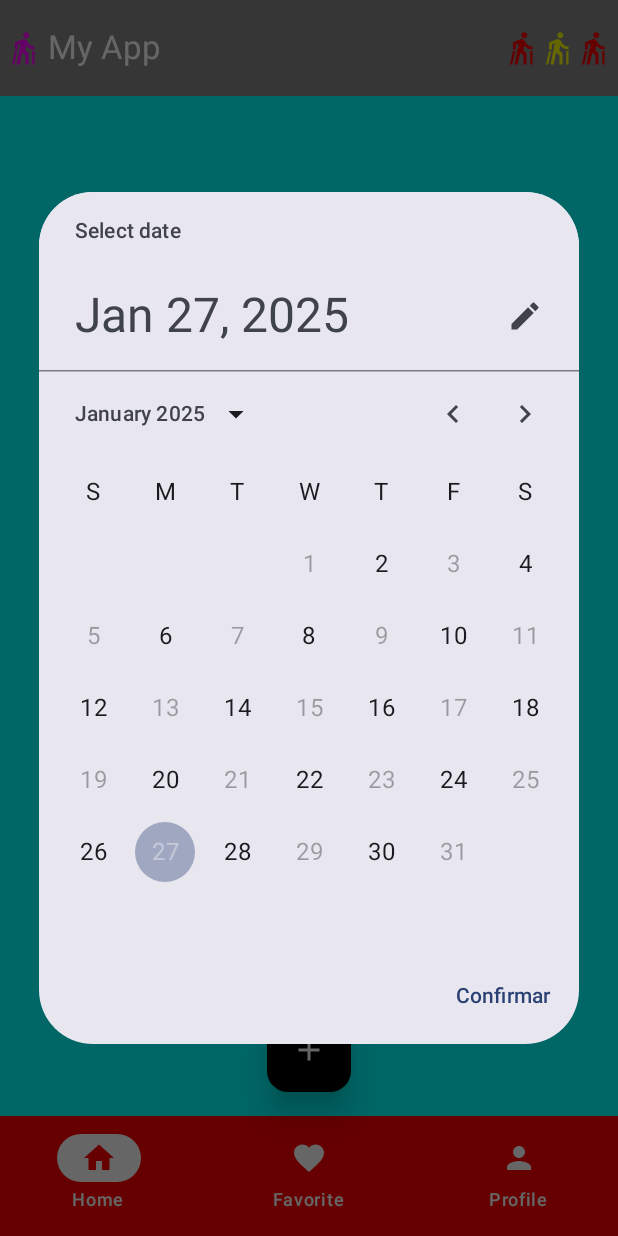
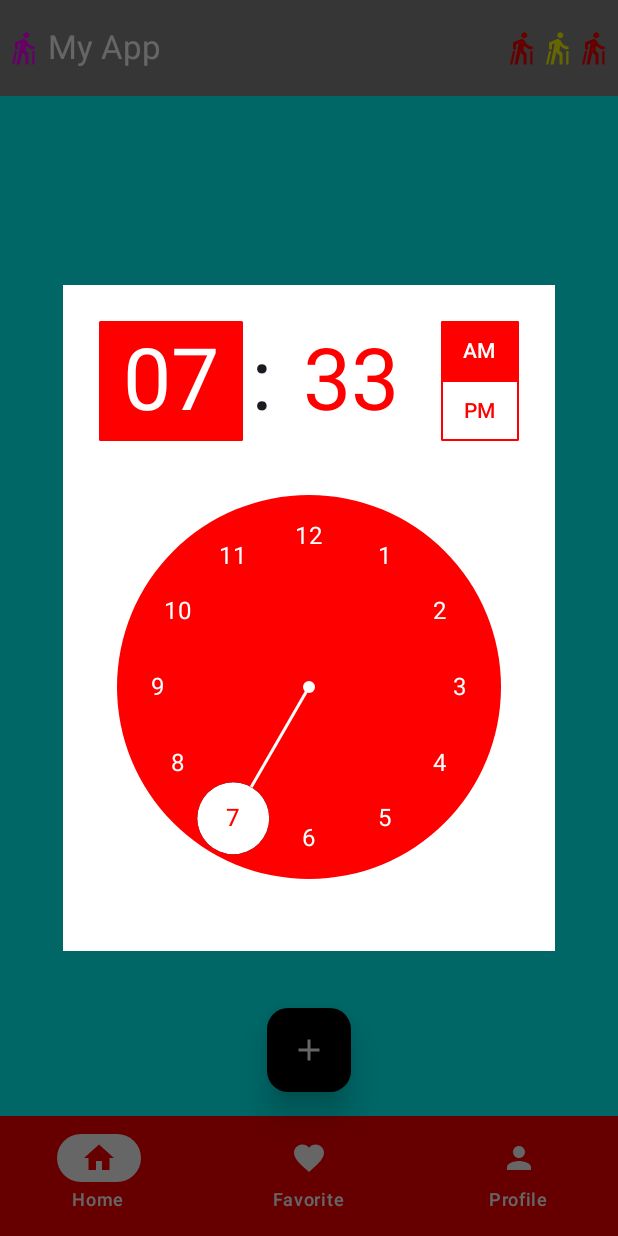
Before and after one commit to VicLT/UDEMY_Jetpack_Compose, an Android app built with Jetpack Compose: the screen it shows after launch (MainActivity), on a phone screen of 412 x 824 dp. Run offline under Robolectric (Android 15) with nearby library versions, the phone set to English and light mode, and no system bars.

Commit message:
Time Picker

```diff
--- a/app/src/main/java/udemy/victorlamas/myfirstcomposeapp/MainActivity.kt
+++ b/app/src/main/java/udemy/victorlamas/myfirstcomposeapp/MainActivity.kt
@@ -26,10 +26,10 @@ import androidx.compose.ui.Modifier
 import androidx.compose.ui.graphics.Color
 import androidx.compose.ui.tooling.preview.Preview
 import kotlinx.coroutines.launch
-import udemy.victorlamas.myfirstcomposeapp.components.MyDateDialog
 import udemy.victorlamas.myfirstcomposeapp.components.MyFAB
 import udemy.victorlamas.myfirstcomposeapp.components.MyModalDrawer
 import udemy.victorlamas.myfirstcomposeapp.components.MyNavigationBar
+import udemy.victorlamas.myfirstcomposeapp.components.MyTimePicker
 import udemy.victorlamas.myfirstcomposeapp.components.MyTopAppBar
 import udemy.victorlamas.myfirstcomposeapp.login.Greeting
 import udemy.victorlamas.myfirstcomposeapp.ui.theme.MyFirstComposeAppTheme
@@ -59,7 +59,7 @@ class MainActivity : ComponentActivity() {
                 val snackbarHostState = remember { SnackbarHostState() }
                 val scope = rememberCoroutineScope()
 
-                MyDateDialog()
+                MyTimePicker()
 
                 MyModalDrawer(drawerState) {
                     Scaffold(
--- a/app/src/main/java/udemy/victorlamas/myfirstcomposeapp/components/Dialogs.kt
+++ b/app/src/main/java/udemy/victorlamas/myfirstcomposeapp/components/Dialogs.kt
@@ -1,6 +1,11 @@
+@file:OptIn(ExperimentalMaterial3Api::class)
+
 package udemy.victorlamas.myfirstcomposeapp.components
 
 import android.util.Log
+import androidx.compose.foundation.background
+import androidx.compose.foundation.layout.Column
+import androidx.compose.foundation.layout.padding
 import androidx.compose.foundation.layout.size
 import androidx.compose.foundation.shape.RoundedCornerShape
 import androidx.compose.material.icons.Icons
@@ -16,7 +21,11 @@ import androidx.compose.material3.Icon
 import androidx.compose.material3.SelectableDates
 import androidx.compose.material3.Text
 import androidx.compose.material3.TextButton
+import androidx.compose.material3.TimePicker
+import androidx.compose.material3.TimePickerDefaults
+import androidx.compose.material3.TimePickerLayoutType
 import androidx.compose.material3.rememberDatePickerState
+import androidx.compose.material3.rememberTimePickerState
 import androidx.compose.runtime.Composable
 import androidx.compose.runtime.getValue
 import androidx.compose.runtime.mutableStateOf
@@ -25,6 +34,7 @@ import androidx.compose.runtime.setValue
 import androidx.compose.ui.Modifier
 import androidx.compose.ui.graphics.Color
 import androidx.compose.ui.unit.dp
+import androidx.compose.ui.window.Dialog
 import androidx.compose.ui.window.DialogProperties
 import androidx.compose.ui.window.SecureFlagPolicy
 import java.util.Calendar
@@ -73,7 +83,6 @@ fun MyDialog(modifier: Modifier = Modifier) {
     }
 }
 
-@OptIn(ExperimentalMaterial3Api::class)
 @Composable
 fun MyDateDialog(modifier: Modifier = Modifier) {
 
@@ -106,7 +115,8 @@ fun MyDateDialog(modifier: Modifier = Modifier) {
                     val result = datePickerState.selectedDateMillis
                     if (result != null) {
                         val newCalendar =
-                            Calendar.getInstance().apply { timeInMillis = result }
+                            Calendar.getInstance()
+                                .apply { timeInMillis = result }
                         val day = newCalendar.get(Calendar.DAY_OF_MONTH)
                         val month = newCalendar.get(Calendar.MONTH) + 1
                         Log.i("FECHA SELECCIONADA", "DIA: $day, MES: $month")
@@ -121,3 +131,46 @@ fun MyDateDialog(modifier: Modifier = Modifier) {
         }
     }
 }
+
+@Composable
+fun MyTimePicker(modifier: Modifier = Modifier) {
+
+    var showTimePicker by remember { mutableStateOf(true) }
+    val timePickerState = rememberTimePickerState(
+        initialHour = 7,
+        initialMinute = 33,
+        is24Hour = false
+    )
+
+    if (showTimePicker) {
+        Dialog(onDismissRequest = { showTimePicker = false }) {
+            Column(
+                modifier = Modifier
+                    .background((Color.White))
+                    .padding(24.dp)
+            ) {
+                TimePicker(
+                    timePickerState,
+                    layoutType = TimePickerLayoutType.Vertical,
+                    colors = TimePickerDefaults.colors(
+                        clockDialColor = Color.Red,
+                        clockDialSelectedContentColor = Color.Red,
+                        selectorColor = Color.White,
+                        clockDialUnselectedContentColor = Color.White,
+                        //containerColor = Color.White,
+                        periodSelectorBorderColor = Color.Red,
+                        periodSelectorUnselectedContentColor = Color.Red,
+                        periodSelectorUnselectedContainerColor = Color.White,
+                        periodSelectorSelectedContentColor = Color.White,
+                        periodSelectorSelectedContainerColor = Color.Red,
+                        timeSelectorUnselectedContentColor = Color.Red,
+                        timeSelectorUnselectedContainerColor = Color.White,
+                        timeSelectorSelectedContentColor = Color.White,
+                        timeSelectorSelectedContainerColor = Color.Red
+                    )
+                )
+            }
+        }
+    }
+
+}
```
